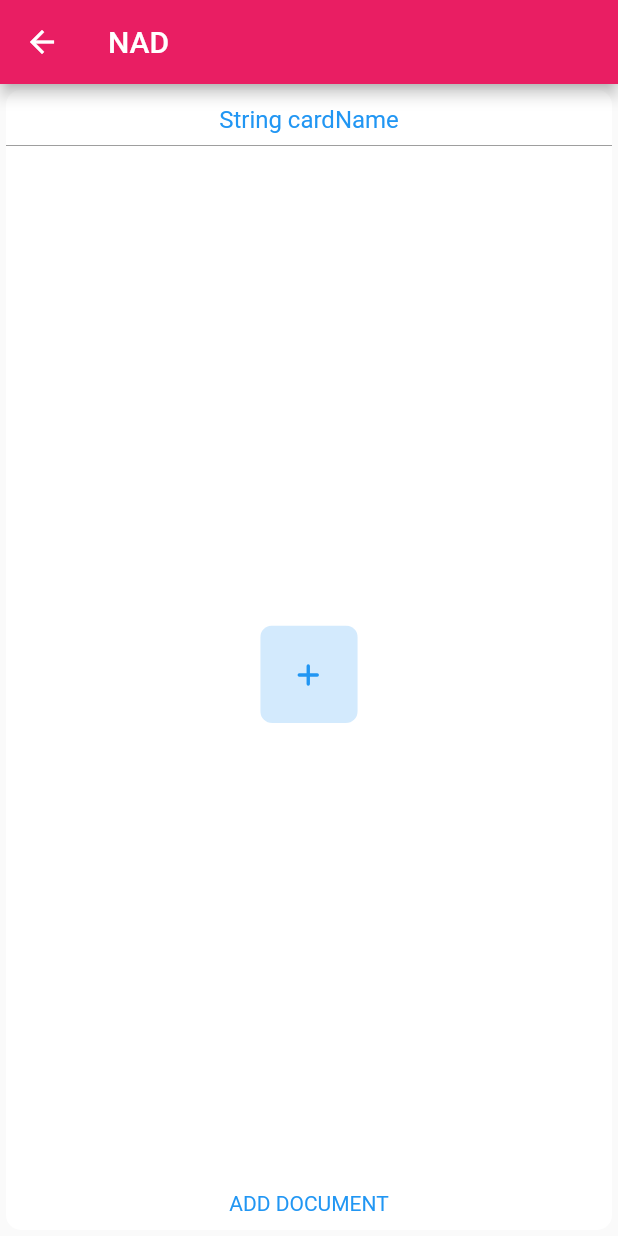
After one commit to Jictyvoo/learning_flutter, a Flutter app: the screen it shows after launch, after a tap on "Stackoverflow questions test", on a phone screen of 412 x 824 dp. The commit adds this screen. Run offline on Flutter 3.47's test engine with Material 2 defaults, Android fonts, the light colour scheme and no system bars; our stand-ins replace flutter_modular, flutter_svg.

Commit message:
:hammer: feat: Add stackoverflow module
To answer questions in stackoverflow

```diff
--- a/lib/app/app_module.dart
+++ b/lib/app/app_module.dart
@@ -1,9 +1,10 @@
 import 'package:flutter_modular/flutter_modular.dart';
-import 'package:learning_flutter/app/modules/home/home_page.dart';
-import 'package:learning_flutter/app/modules/home/scroll_with_button_on_bottom.dart';
-import 'package:learning_flutter/app/modules/update/update_module.dart';
 
 import 'modules/characters/views/characters_list_page.dart';
+import 'modules/home/home_page.dart';
+import 'modules/home/scroll_with_button_on_bottom.dart';
+import 'modules/stackoverflow/stackoverflow_module.dart';
+import 'modules/update/update_module.dart';
 
 class AppModule extends Module {
   @override
@@ -21,5 +22,6 @@ class AppModule extends Module {
       child: (_, args) => ScrollWithButtonOnBottom(),
     ),
     ModuleRoute('/update', module: UpdateModule()),
+    ModuleRoute('/stackoverflow', module: StackoverflowModule()),
   ];
 }
--- a/lib/app/modules/home/home_page.dart
+++ b/lib/app/modules/home/home_page.dart
@@ -48,6 +48,18 @@ class HomePage extends StatelessWidget {
                 child: Text('Vejamos o scroll'),
               ),
             ),
+            SizedBox(height: 12),
+            SizedBox(
+              width: buttonWidth,
+              child: ElevatedButton(
+                onPressed: () async {
+                  await Modular.to.pushNamed(
+                    '/stackoverflow',
+                  );
+                },
+                child: Text('Stackoverflow questions test'),
+              ),
+            ),
           ],
         ),
       ),
--- /dev/null
+++ b/lib/app/modules/stackoverflow/stackoverflow_module.dart
@@ -0,0 +1,13 @@
+import 'package:flutter_modular/flutter_modular.dart';
+
+import 'stackoverflow_page.dart';
+
+class StackoverflowModule extends Module {
+  @override
+  final List<Bind> binds = [];
+
+  @override
+  final List<ModularRoute> routes = [
+    ChildRoute('/', child: (_, args) => StackoverflowPage()),
+  ];
+}
--- /dev/null
+++ b/lib/app/modules/stackoverflow/stackoverflow_page.dart
@@ -0,0 +1,18 @@
+import 'package:flutter/material.dart';
+import 'package:learning_flutter/app/modules/stackoverflow/widgets/svg_button.dart';
+
+class StackoverflowPage extends StatelessWidget {
+  const StackoverflowPage({Key? key}) : super(key: key);
+
+  @override
+  Widget build(BuildContext context) {
+    return Scaffold(
+      appBar: AppBar(
+        title: Text('NAD'),
+      ),
+      body: Center(
+        child: SvgButtonWidget(cardName: 'No Name'),
+      ),
+    );
+  }
+}
--- /dev/null
+++ b/lib/app/modules/stackoverflow/widgets/svg_button.dart
@@ -0,0 +1,118 @@
+import 'package:flutter/material.dart';
+import 'package:flutter_svg/svg.dart';
+
+class SvgButtonWidget extends StatelessWidget {
+  final String cardName;
+  final Color dividerColor;
+  final Color iconColor;
+
+  const SvgButtonWidget({
+    Key? key,
+    required this.cardName,
+    Color? dividerColor,
+    Color? iconColor,
+  })  : dividerColor = dividerColor ?? Colors.grey,
+        iconColor = iconColor ?? Colors.blue,
+        super(key: key);
+
+  InkWell renderCard(
+    BuildContext context,
+    String cardName,
+    int index,
+    int? counter,
+    Color dividerColor,
+    Color textColor,
+    Color iconColor,
+    void Function() onPress,
+  ) {
+    return InkWell(
+      onTap: onPress,
+      child: Card(
+        elevation: 0,
+        shape: RoundedRectangleBorder(
+          borderRadius: BorderRadius.circular(10),
+        ),
+        child: Padding(
+          padding: const EdgeInsets.symmetric(vertical: 10),
+          child: Column(
+            mainAxisAlignment: MainAxisAlignment.center,
+            children: [
+              Text(
+                cardName,
+                style: Theme.of(context).textTheme.titleMedium!.copyWith(
+                      color: textColor,
+                    ),
+              ),
+              Divider(
+                color: dividerColor,
+              ),
+              Spacer(flex: 1),
+              SvgPicture.string(
+                '<svg width="65" height="65" viewBox="0 0 65 65" xmlns="w3.org/2000/svg"> '
+                '<g fill="none" fill-rule="evenodd"> '
+                '<path d="M8 0h49a8 8 0 0 1 8 8v49a8 8 0 0 1-8 8H8a8 8 0 0 1-8-8V8a8 8 0 0 1 8-8z" fill="#FFF" opacity=".198"/> '
+                '<path d="M32 27v12m-6-6h12" stroke="#FFF" stroke-width="2.25" stroke-linecap="round"/> '
+                '</g>'
+                ' </svg>',
+                color: iconColor,
+              ),
+              Spacer(flex: 1),
+              Text(
+                'ADD DOCUMENT',
+                style: Theme.of(context)
+                    .textTheme
+                    .bodyMedium!
+                    .copyWith(color: textColor),
+              ),
+            ],
+          ),
+        ),
+      ),
+    );
+  }
+
+  @override
+  Widget build(BuildContext context) {
+    return renderCard(
+      context,
+      'String cardName',
+      0,
+      0,
+      dividerColor,
+      iconColor,
+      iconColor,
+      () {
+        print('Pressed');
+      },
+    );
+    /*return InkWell(
+      onTap: () {
+        print('NIce');
+      },
+      child: Card(
+        elevation: 0,
+        child: Column(
+          mainAxisSize: MainAxisSize.min,
+          children: [
+            Text(
+              cardName,
+            ),
+            Divider(
+              color: dividerColor,
+            ),
+            SvgPicture.string(
+              '<svg width="65" height="65" viewBox="0 0 65 65" xmlns="w3.org/2000/svg"> '
+              '<g fill="none" fill-rule="evenodd"> '
+              '<path d="M8 0h49a8 8 0 0 1 8 8v49a8 8 0 0 1-8 8H8a8 8 0 0 1-8-8V8a8 8 0 0 1 8-8z" fill="#FFF" opacity=".198"/> '
+              '<path d="M32 27v12m-6-6h12" stroke="#FFF" stroke-width="2.25" stroke-linecap="round"/> '
+              '</g>'
+              ' </svg>',
+              color: iconColor,
+            ),
+          ],
+        ),
+      ),
+    )*/
+    ;
+  }
+}
--- a/pubspec.yaml
+++ b/pubspec.yaml
@@ -20,6 +20,7 @@ dependencies:
   # The following adds the Cupertino Icons font to your application.
   # Use with the CupertinoIcons class for iOS style icons.
   cupertino_icons: ^1.0.2
+  flutter_svg: ^1.0.3
 
 dev_dependencies:
   flutter_test:
```
Also changed, not shown: pubspec.lock.
